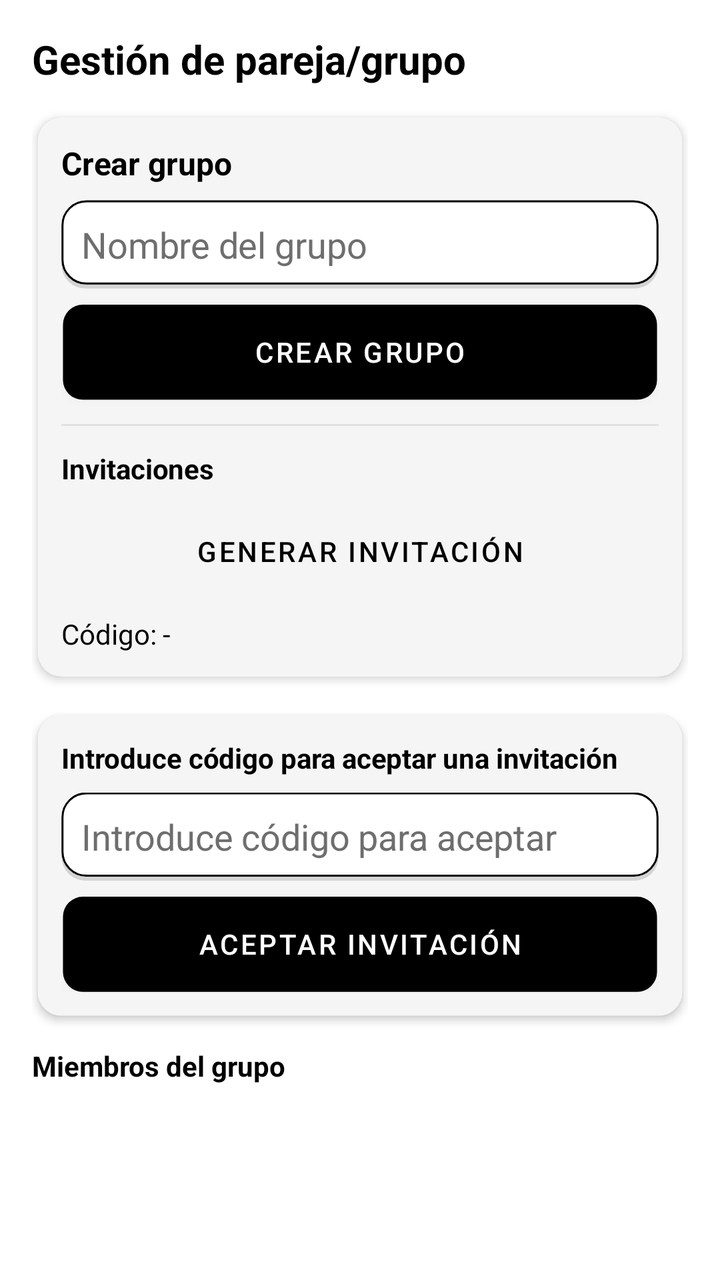
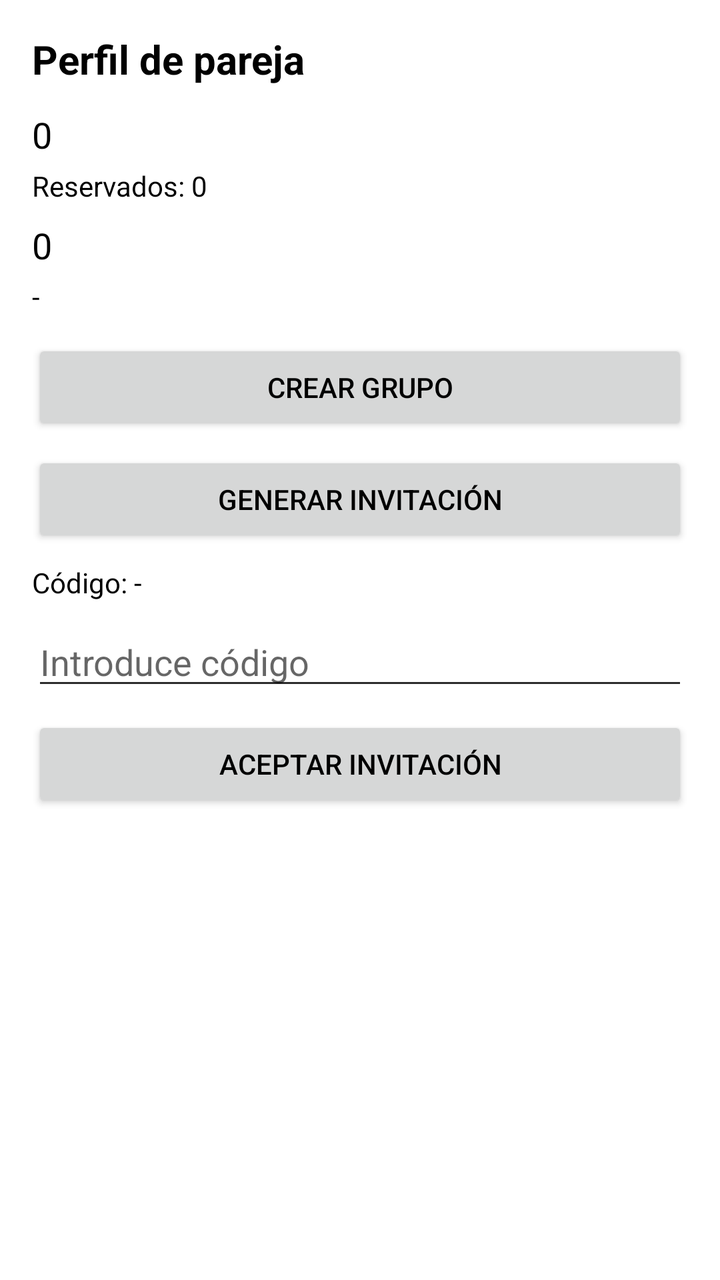

Two renders of the same Android screen: before a commit and after it. Below are the layout's source before the change and the commit's diff.
<!-- AndroidManifest.xml: application theme Theme.TFG -->
<!-- res/layout/fragment_pareja.xml -->
<?xml version="1.0" encoding="utf-8"?>
<androidx.constraintlayout.widget.ConstraintLayout xmlns:android="http://schemas.android.com/apk/res/android"
    xmlns:app="http://schemas.android.com/apk/res-auto"
    android:layout_width="match_parent"
    android:layout_height="match_parent"
    android:padding="16dp"
    android:background="@color/fondo">

    <TextView
        android:id="@+id/tvTituloPareja"
        android:layout_width="0dp"
        android:layout_height="wrap_content"
        android:text="@string/titulo_pareja"
        android:textSize="20sp"
        android:textStyle="bold"
        android:textColor="@color/texto_principal"
        app:layout_constraintTop_toTopOf="parent"
        app:layout_constraintStart_toStartOf="parent"
        app:layout_constraintEnd_toEndOf="parent" />

    
    <androidx.cardview.widget.CardView
        android:id="@+id/cardCrearGrupo"
        android:layout_width="0dp"
        android:layout_height="wrap_content"
        android:layout_marginTop="12dp"
        style="@style/Widget.TFG.Tarjeta"
        app:layout_constraintTop_toBottomOf="@id/tvTituloPareja"
        app:layout_constraintStart_toStartOf="parent"
        app:layout_constraintEnd_toEndOf="parent">

        <LinearLayout
            android:layout_width="match_parent"
            android:layout_height="wrap_content"
            android:orientation="vertical"
            android:padding="12dp">

            <TextView
                android:layout_width="match_parent"
                android:layout_height="wrap_content"
                android:text="@string/crear_grupo"
                android:textStyle="bold"
                android:textColor="@color/texto_principal"
                android:textSize="16sp" />

            <EditText
                android:id="@+id/etNombreGrupo"
                android:layout_width="match_parent"
                android:layout_height="wrap_content"
                android:layout_marginTop="8dp"
                android:hint="@string/nombre_grupo_hint"
                android:background="@drawable/bg_rounded_card"
                android:padding="10dp"
                android:textColor="@color/texto_principal"
                android:textColorHint="@color/texto_secundario"
                android:imeOptions="flagNoExtractUi"
                android:inputType="textPersonName"
                android:autofillHints="name" />

            <Button
                android:id="@+id/btnCrearGrupo"
                android:layout_width="match_parent"
                android:layout_height="wrap_content"
                android:layout_marginTop="8dp"
                style="@style/Widget.TFG.Boton.Relleno"
                android:text="@string/crear_grupo" />

            <View
                android:layout_width="match_parent"
                android:layout_height="1dp"
                android:layout_marginTop="12dp"
                android:background="@color/divider" />

            <TextView
                android:layout_width="match_parent"
                android:layout_height="wrap_content"
                android:text="@string/invitacion_titulo"
                android:textStyle="bold"
                android:textSize="14sp"
                android:layout_marginTop="12dp"
                android:textColor="@color/texto_principal" />

            <Button
                android:id="@+id/btnGenerarInvitacion"
                android:layout_width="match_parent"
                android:layout_height="wrap_content"
                android:layout_marginTop="8dp"
                style="@style/Widget.TFG.Boton.Contorno"
                android:text="@string/generar_invitacion" />

            <TextView
                android:id="@+id/tvCodigo"
                android:layout_width="match_parent"
                android:layout_height="wrap_content"
                android:layout_marginTop="8dp"
                android:text="@string/codigo_placeholder"
                android:textColor="@color/texto_principal" />

        </LinearLayout>
    </androidx.cardview.widget.CardView>

    
    <androidx.cardview.widget.CardView
        android:id="@+id/cardAceptar"
        android:layout_width="0dp"
        android:layout_height="wrap_content"
        android:layout_marginTop="12dp"
        style="@style/Widget.TFG.Tarjeta"
        app:layout_constraintTop_toBottomOf="@id/cardCrearGrupo"
        app:layout_constraintStart_toStartOf="parent"
        app:layout_constraintEnd_toEndOf="parent">

        <LinearLayout
            android:layout_width="match_parent"
            android:layout_height="wrap_content"
            android:orientation="vertical"
            android:padding="12dp">

            <TextView
                android:layout_width="match_parent"
                android:layout_height="wrap_content"
                android:text="@string/aceptar_invitacion_titulo"
                android:textStyle="bold"
                android:textColor="@color/texto_principal" />

            <EditText
                android:id="@+id/etCodigoAceptar"
                android:layout_width="match_parent"
                android:layout_height="wrap_content"
                android:layout_marginTop="8dp"
                android:hint="@string/introduce_codigo"
                android:background="@drawable/bg_rounded_card"
                android:padding="10dp"
                android:textColor="@color/texto_principal"
                android:textColorHint="@color/texto_secundario"
                android:inputType="text"
                android:autofillHints="none"
                android:imeOptions="flagNoExtractUi" />

            <Button
                android:id="@+id/btnAceptarInvitacion"
                android:layout_width="match_parent"
                android:layout_height="wrap_content"
                android:layout_marginTop="8dp"
                style="@style/Widget.TFG.Boton.Relleno"
                android:text="@string/aceptar_invitacion" />

        </LinearLayout>
    </androidx.cardview.widget.CardView>

    
    <TextView
        android:id="@+id/tvMiembrosTitulo"
        android:layout_width="0dp"
        android:layout_height="wrap_content"
        android:text="@string/miembros_del_grupo"
        android:textStyle="bold"
        android:textColor="@color/texto_principal"
        android:layout_marginTop="12dp"
        app:layout_constraintTop_toBottomOf="@id/cardAceptar"
        app:layout_constraintStart_toStartOf="parent"
        app:layout_constraintEnd_toEndOf="parent" />

    <androidx.recyclerview.widget.RecyclerView
        android:id="@+id/rvMiembros"
        android:layout_width="0dp"
        android:layout_height="0dp"
        android:layout_marginTop="8dp"
        app:layout_constraintTop_toBottomOf="@id/tvMiembrosTitulo"
        app:layout_constraintStart_toStartOf="parent"
        app:layout_constraintEnd_toEndOf="parent"
        app:layout_constraintBottom_toTopOf="@id/bottomBar"
        android:clipToPadding="false" />

    
    <androidx.cardview.widget.CardView
        android:id="@+id/bottomBar"
        android:layout_width="0dp"
        android:layout_height="wrap_content"
        android:layout_margin="12dp"
        android:visibility="gone"
        style="@style/Widget.TFG.Tarjeta"
        app:layout_constraintBottom_toBottomOf="parent"
        app:layout_constraintStart_toStartOf="parent"
        app:layout_constraintEnd_toEndOf="parent">

        <LinearLayout
            android:layout_width="match_parent"
            android:layout_height="wrap_content"
            android:orientation="horizontal"
            android:padding="12dp"
            android:gravity="center_vertical"
            android:baselineAligned="false">

            <LinearLayout
                android:layout_width="0dp"
                android:layout_height="wrap_content"
                android:layout_weight="1"
                android:orientation="vertical">

                <LinearLayout
                    android:layout_width="match_parent"
                    android:layout_height="wrap_content"
                    android:orientation="horizontal">

                    <TextView
                        android:id="@+id/tvGroupName"
                        android:layout_width="0dp"
                        android:layout_weight="1"
                        android:layout_height="wrap_content"
                        android:text="@string/nombre_grupo_hint"
                        android:textStyle="bold"
                        android:textSize="16sp"
                        android:textColor="@color/texto_principal" />

                    <Button
                        android:id="@+id/btnEditarNombre"
                        android:layout_width="wrap_content"
                        android:layout_height="wrap_content"
                        style="@style/Widget.TFG.Boton.Contorno"
                        android:text="@string/guardar"
                        android:textSize="12sp" />

                </LinearLayout>

                <TextView
                    android:id="@+id/tvGroupMembers"
                    android:layout_width="wrap_content"
                    android:layout_height="wrap_content"
                    android:text="@string/miembros_del_grupo"
                    android:textSize="14sp"
                    android:textColor="@android:color/darker_gray" />

            </LinearLayout>

            <LinearLayout
                android:layout_width="wrap_content"
                android:layout_height="wrap_content"
                android:orientation="vertical">

                <Button
                    android:id="@+id/btnAbrirGrupo"
                    android:layout_width="wrap_content"
                    android:layout_height="wrap_content"
                    style="@style/Widget.TFG.Boton.Contorno"
                    android:text="@string/abrir"/>

                <Button
                    android:id="@+id/btnSalirGrupo"
                    android:layout_width="wrap_content"
                    android:layout_height="wrap_content"
                    style="@style/Widget.TFG.Boton.Contorno"
                    android:text="@string/salir"
                    android:layout_marginTop="6dp"/>

            </LinearLayout>

        </LinearLayout>

    </androidx.cardview.widget.CardView>

</androidx.constraintlayout.widget.ConstraintLayout>
<!-- resources referenced by this layout -->
<resources>
  <color name="divider">#E0E0E0</color>
  <color name="fondo">#FFFFFF</color>
  <color name="texto_principal">#000000</color>
  <color name="texto_secundario">#6E6E6E</color>
  <string name="abrir">Abrir</string>
  <string name="aceptar_invitacion">Aceptar invitación</string>
  <string name="aceptar_invitacion_titulo">Introduce código para aceptar una invitación</string>
  <string name="codigo_placeholder">Código: -</string>
  <string name="crear_grupo">Crear grupo</string>
  <string name="generar_invitacion">Generar invitación</string>
  <string name="guardar">Guardar</string>
  <string name="introduce_codigo">Introduce código para aceptar</string>
  <string name="invitacion_titulo">Invitaciones</string>
  <string name="miembros_del_grupo">Miembros del grupo</string>
  <string name="nombre_grupo_hint">Nombre del grupo</string>
  <string name="salir">Salir</string>
  <string name="titulo_pareja">Gestión de pareja/grupo</string>
  <style name="Widget.TFG.Boton.Contorno" parent="Widget.MaterialComponents.Button.OutlinedButton">
          <item name="android:background">@drawable/btn_outline_black</item>
          <item name="android:textColor">@color/texto_principal</item>
          <item name="android:paddingLeft">16dp</item>
          <item name="android:paddingRight">16dp</item>
      </style>
  <style name="Widget.TFG.Boton.Relleno" parent="Widget.MaterialComponents.Button">
          <item name="android:background">@drawable/btn_filled_black</item>
          <item name="android:textColor">@color/on_acento</item>
          <item name="android:minHeight">48dp</item>
          <item name="android:stateListAnimator">@animator/btn_state_animator</item>
      </style>
  <style name="Widget.TFG.Tarjeta" parent="Widget.MaterialComponents.CardView">
          <item name="cardCornerRadius">12dp</item>
          <item name="cardUseCompatPadding">true</item>
          <item name="cardPreventCornerOverlap">false</item>
          <item name="cardBackgroundColor">@color/superficie_variant</item>
          <item name="android:stateListAnimator">@animator/btn_state_animator</item>
          <item name="strokeColor">@color/negro</item>
          <item name="strokeWidth">2dp</item>
      </style>
  <style name="Theme.TFG" parent="Tema.TFG.Moderno" />
  <color name="superficie">#FFFFFF</color>
  <color name="negro">#000000</color>
  <!-- drawable btn_outline_black (drawable) -->
  <?xml version="1.0" encoding="utf-8"?>
  <selector xmlns:android="http://schemas.android.com/apk/res/android">
      <item android:state_enabled="false">
          <shape android:shape="rectangle">
              <solid android:color="@color/superficie_variant" />
              <corners android:radius="10dp" />
              <stroke android:width="1dp" android:color="@color/gris_claro" />
          </shape>
      </item>
      <item>
          <shape android:shape="rectangle">
              <solid android:color="@android:color/transparent" />
              <corners android:radius="10dp" />
              <stroke android:width="2dp" android:color="@color/negro" />
          </shape>
      </item>
  </selector>
  <!-- drawable btn_filled_black (drawable) -->
  <?xml version="1.0" encoding="utf-8"?>
  <layer-list xmlns:android="http://schemas.android.com/apk/res/android">
      
      <item android:top="2dp" android:left="0dp" android:right="0dp" android:bottom="0dp">
          <shape android:shape="rectangle">
              <solid android:color="#22000000" />
              <corners android:radius="10dp" />
          </shape>
      </item>
      
      <item>
          <shape android:shape="rectangle">
              <solid android:color="@color/primario" />
              <corners android:radius="10dp" />
              <padding android:left="12dp" android:top="8dp" android:right="12dp" android:bottom="8dp" />
          </shape>
      </item>
  </layer-list>
  <color name="on_acento">#FFFFFF</color>
  <color name="superficie_variant">#F5F5F5</color>
  <color name="gris_claro">#BDBDBD</color>
  <color name="primario">#000000</color>
  <color name="white">#FFFFFF</color>
  <!-- unchanged entries left out for length: 5 -->
</resources>

<!-- the commit's change to res/layout/fragment_pareja.xml (unified diff, before → after) -->
@@ -1,262 +1,156 @@
 <?xml version="1.0" encoding="utf-8"?>
-<androidx.constraintlayout.widget.ConstraintLayout xmlns:android="http://schemas.android.com/apk/res/android"
-    xmlns:app="http://schemas.android.com/apk/res-auto"
+<ScrollView xmlns:android="http://schemas.android.com/apk/res/android"
     android:layout_width="match_parent"
     android:layout_height="match_parent"
-    android:padding="16dp"
-    android:background="@color/fondo">
+    android:fillViewport="true"
+    android:background="@android:color/white">
 
-    <TextView
-        android:id="@+id/tvTituloPareja"
-        android:layout_width="0dp"
+    <LinearLayout
+        android:layout_width="match_parent"
         android:layout_height="wrap_content"
-        android:text="@string/titulo_pareja"
-        android:textSize="20sp"
-        android:textStyle="bold"
-        android:textColor="@color/texto_principal"
-        app:layout_constraintTop_toTopOf="parent"
-        app:layout_constraintStart_toStartOf="parent"
-        app:layout_constraintEnd_toEndOf="parent" />
+        android:orientation="vertical"
+        android:padding="16dp">
 
-    
-    <androidx.cardview.widget.CardView
-        android:id="@+id/cardCrearGrupo"
-        android:layout_width="0dp"
-        android:layout_height="wrap_content"
-        android:layout_marginTop="12dp"
-        style="@style/Widget.TFG.Tarjeta"
-        app:layout_constraintTop_toBottomOf="@id/tvTituloPareja"
-        app:layout_constraintStart_toStartOf="parent"
-        app:layout_constraintEnd_toEndOf="parent">
-
-        <LinearLayout
+        <TextView
+            android:id="@+id/tvTituloPareja"
             android:layout_width="match_parent"
             android:layout_height="wrap_content"
-            android:orientation="vertical"
-            android:padding="12dp">
+            android:text="Perfil de pareja"
+            android:textSize="20sp"
+            android:textStyle="bold"
+            android:layout_marginBottom="12dp" />
 
-            <TextView
-                android:layout_width="match_parent"
-                android:layout_height="wrap_content"
-                android:text="@string/crear_grupo"
-                android:textStyle="bold"
-                android:textColor="@color/texto_principal"
-                android:textSize="16sp" />
+        <TextView
+            android:id="@+id/tvTusPuntos"
+            android:layout_width="wrap_content"
+            android:layout_height="wrap_content"
+            android:text="0"
+            android:textSize="18sp"
+            android:layout_marginBottom="4dp" />
 
-            <EditText
-                android:id="@+id/etNombreGrupo"
-                android:layout_width="match_parent"
-                android:layout_height="wrap_content"
-                android:layout_marginTop="8dp"
-                android:hint="@string/nombre_grupo_hint"
-                android:background="@drawable/bg_rounded_card"
-                android:padding="10dp"
-                android:textColor="@color/texto_principal"
-                android:textColorHint="@color/texto_secundario"
-                android:imeOptions="flagNoExtractUi"
-                android:inputType="textPersonName"
-                android:autofillHints="name" />
+        <TextView
+            android:id="@+id/tvPuntosReservados"
+            android:layout_width="wrap_content"
+            android:layout_height="wrap_content"
+            android:text="Reservados: 0"
+            android:layout_marginBottom="8dp" />
 
-            <Button
-                android:id="@+id/btnCrearGrupo"
-                android:layout_width="match_parent"
-                android:layout_height="wrap_content"
-                android:layout_marginTop="8dp"
-                style="@style/Widget.TFG.Boton.Relleno"
-                android:text="@string/crear_grupo" />
+        <TextView
+            android:id="@+id/tvPuntosCompanero"
+            android:layout_width="wrap_content"
+            android:layout_height="wrap_content"
+            android:text="0"
+            android:textSize="18sp"
+            android:layout_marginBottom="4dp" />
 
-            <View
-                android:layout_width="match_parent"
-                android:layout_height="1dp"
-                android:layout_marginTop="12dp"
-                android:background="@color/divider" />
+        <TextView
+            android:id="@+id/tvNombreGrupoSmall"
+            android:layout_width="wrap_content"
+            android:layout_height="wrap_content"
+            android:text="-"
+            android:layout_marginBottom="12dp" />
 
-            <TextView
-                android:layout_width="match_parent"
-                android:layout_height="wrap_content"
-                android:text="@string/invitacion_titulo"
-                android:textStyle="bold"
-                android:textSize="14sp"
-                android:layout_marginTop="12dp"
-                android:textColor="@color/texto_principal" />
-
-            <Button
-                android:id="@+id/btnGenerarInvitacion"
-                android:layout_width="match_parent"
-                android:layout_height="wrap_content"
-                android:layout_marginTop="8dp"
-                style="@style/Widget.TFG.Boton.Contorno"
-                android:text="@string/generar_invitacion" />
-
-            <TextView
-                android:id="@+id/tvCodigo"
-                android:layout_width="match_parent"
-                android:layout_height="wrap_content"
-                android:layout_marginTop="8dp"
-                android:text="@string/codigo_placeholder"
-                android:textColor="@color/texto_principal" />
-
-        </LinearLayout>
-    </androidx.cardview.widget.CardView>
-
-    
-    <androidx.cardview.widget.CardView
-        android:id="@+id/cardAceptar"
-        android:layout_width="0dp"
-        android:layout_height="wrap_content"
-        android:layout_marginTop="12dp"
-        style="@style/Widget.TFG.Tarjeta"
-        app:layout_constraintTop_toBottomOf="@id/cardCrearGrupo"
-        app:layout_constraintStart_toStartOf="parent"
-        app:layout_constraintEnd_toEndOf="parent">
-
-        <LinearLayout
+        <Button
+            android:id="@+id/btnCrearGrupo"
             android:layout_width="match_parent"
             android:layout_height="wrap_content"
-            android:orientation="vertical"
-            android:padding="12dp">
+            android:text="Crear grupo"
+            android:layout_marginBottom="8dp" />
 
-            <TextView
-                android:layout_width="match_parent"
-                android:layout_height="wrap_content"
-                android:text="@string/aceptar_invitacion_titulo"
-                android:textStyle="bold"
-                android:textColor="@color/texto_principal" />
-
-            <EditText
-                android:id="@+id/etCodigoAceptar"
-                android:layout_width="match_parent"
-                android:layout_height="wrap_content"
-                android:layout_marginTop="8dp"
-                android:hint="@string/introduce_codigo"
-                android:background="@drawable/bg_rounded_card"
-                android:padding="10dp"
-                android:textColor="@color/texto_principal"
-                android:textColorHint="@color/texto_secundario"
-                android:inputType="text"
-                android:autofillHints="none"
-                android:imeOptions="flagNoExtractUi" />
-
-            <Button
-                android:id="@+id/btnAceptarInvitacion"
-                android:layout_width="match_parent"
-                android:layout_height="wrap_content"
-                android:layout_marginTop="8dp"
-                style="@style/Widget.TFG.Boton.Relleno"
-                android:text="@string/aceptar_invitacion" />
-
-        </LinearLayout>
-    </androidx.cardview.widget.CardView>
-
-    
-    <TextView
-        android:id="@+id/tvMiembrosTitulo"
-        android:layout_width="0dp"
-        android:layout_height="wrap_content"
-        android:text="@string/miembros_del_grupo"
-        android:textStyle="bold"
-        android:textColor="@color/texto_principal"
-        android:layout_marginTop="12dp"
-        app:layout_constraintTop_toBottomOf="@id/cardAceptar"
-        app:layout_constraintStart_toStartOf="parent"
-        app:layout_constraintEnd_toEndOf="parent" />
-
-    <androidx.recyclerview.widget.RecyclerView
-        android:id="@+id/rvMiembros"
-        android:layout_width="0dp"
-        android:layout_height="0dp"
-        android:layout_marginTop="8dp"
-        app:layout_constraintTop_toBottomOf="@id/tvMiembrosTitulo"
-        app:layout_constraintStart_toStartOf="parent"
-        app:layout_constraintEnd_toEndOf="parent"
-        app:layout_constraintBottom_toTopOf="@id/bottomBar"
-        android:clipToPadding="false" />
-
-    
-    <androidx.cardview.widget.CardView
-        android:id="@+id/bottomBar"
-        android:layout_width="0dp"
-        android:layout_height="wrap_content"
-        android:layout_margin="12dp"
-        android:visibility="gone"
-        style="@style/Widget.TFG.Tarjeta"
-        app:layout_constraintBottom_toBottomOf="parent"
-        app:layout_constraintStart_toStartOf="parent"
-        app:layout_constraintEnd_toEndOf="parent">
-
-        <LinearLayout
+        <Button
+            android:id="@+id/btnGenerarInvitacion"
             android:layout_width="match_parent"
             android:layout_height="wrap_content"
-            android:orientation="horizontal"
-            android:padding="12dp"
-            android:gravity="center_vertical"
-            android:baselineAligned="false">
+            android:text="Generar invitación"
+            android:layout_marginBottom="8dp" />
 
-            <LinearLayout
-                android:layout_width="0dp"
-                android:layout_height="wrap_content"
-                android:layout_weight="1"
-                android:orientation="vertical">
+        <TextView
+            android:id="@+id/tvCodigo"
+            android:layout_width="match_parent"
+            android:layout_height="wrap_content"
+            android:text="Código: -"
+            android:layout_marginBottom="8dp" />
 
-                <LinearLayout
-                    android:layout_width="match_parent"
-                    android:layout_height="wrap_content"
-                    android:orientation="horizontal">
+        <EditText
+            android:id="@+id/etCodigoAceptar"
+            android:layout_width="match_parent"
+            android:layout_height="wrap_content"
+            android:hint="Introduce código"
+            android:layout_marginBottom="8dp" />
 
-                    <TextView
-                        android:id="@+id/tvGroupName"
-                        android:layout_width="0dp"
-                        android:layout_weight="1"
-                        android:layout_height="wrap_content"
-                        android:text="@string/nombre_grupo_hint"
-                        android:textStyle="bold"
-                        android:textSize="16sp"
-                        android:textColor="@color/texto_principal" />
+        <Button
+            android:id="@+id/btnAceptarInvitacion"
+            android:layout_width="match_parent"
+            android:layout_height="wrap_content"
+            android:text="Aceptar invitación"
+            android:layout_marginBottom="12dp" />
 
-                    <Button
-                        android:id="@+id/btnEditarNombre"
-                        android:layout_width="wrap_content"
-                        android:layout_height="wrap_content"
-                        style="@style/Widget.TFG.Boton.Contorno"
-                        android:text="@string/guardar"
-                        android:textSize="12sp" />
+        <Button
+            android:id="@+id/btnSalirGrupoTop"
+            android:layout_width="match_parent"
+            android:layout_height="wrap_content"
+            android:text="Salir"
+            android:visibility="gone"
+            android:layout_marginBottom="12dp" />
 
-                </LinearLayout>
+        <TextView
+            android:id="@+id/tvGroupName"
+            android:layout_width="match_parent"
+            android:layout_height="wrap_content"
+            android:text="Nombre del grupo"
+            android:textStyle="bold"
+            android:visibility="gone"
+            android:layout_marginBottom="4dp" />
 
-                <TextView
-                    android:id="@+id/tvGroupMembers"
-                    android:layout_width="wrap_content"
-                    android:layout_height="wrap_content"
-                    android:text="@string/miembros_del_grupo"
-                    android:textSize="14sp"
-                    android:textColor="@android:color/darker_gray" />
+        <TextView
+            android:id="@+id/tvGroupMembers"
+            android:layout_width="match_parent"
+            android:layout_height="wrap_content"
+            android:text="Miembros: 0"
+            android:visibility="gone"
+            android:layout_marginBottom="8dp" />
 
-            </LinearLayout>
+        <Button
+            android:id="@+id/btnAbrirGrupo"
+            android:layout_width="match_parent"
+            android:layout_height="wrap_content"
+            android:text="Abrir"
+            android:visibility="gone"
+            android:layout_marginBottom="8dp" />
 
-            <LinearLayout
-                android:layout_width="wrap_content"
-                android:layout_height="wrap_content"
-                android:orientation="vertical">
+        <Button
+            android:id="@+id/btnEditarNombre"
+            android:layout_width="match_parent"
+            android:layout_height="wrap_content"
+            android:text="Guardar"
+            android:visibility="gone"
+            android:layout_marginBottom="12dp" />
 
-                <Button
-                    android:id="@+id/btnAbrirGrupo"
-                    android:layout_width="wrap_content"
-                    android:layout_height="wrap_content"
-                    style="@style/Widget.TFG.Boton.Contorno"
-                    android:text="@string/abrir"/>
+        <TextView
+            android:id="@+id/tvMiembrosTitulo"
+            android:layout_width="match_parent"
+            android:layout_height="wrap_content"
+            android:text="Miembros del grupo"
+            android:visibility="gone"
+            android:layout_marginBottom="8dp" />
 
-                <Button
-                    android:id="@+id/btnSalirGrupo"
-                    android:layout_width="wrap_content"
-                    android:layout_height="wrap_content"
-                    style="@style/Widget.TFG.Boton.Contorno"
-                    android:text="@string/salir"
-                    android:layout_marginTop="6dp"/>
+        <androidx.recyclerview.widget.RecyclerView
+            android:id="@+id/rvMiembros"
+            android:layout_width="match_parent"
+            android:layout_height="wrap_content"
+            android:visibility="gone" />
 
-            </LinearLayout>
+        <FrameLayout
+            android:id="@+id/bottomContainer"
+            android:layout_width="match_parent"
+            android:layout_height="0dp"
+            android:visibility="gone" />
 
-        </LinearLayout>
+        <androidx.cardview.widget.CardView
+            android:id="@+id/bottomBar"
+            android:layout_width="match_parent"
+            android:layout_height="0dp"
+            android:visibility="gone" />
 
-    </androidx.cardview.widget.CardView>
-
-</androidx.constraintlayout.widget.ConstraintLayout>
+    </LinearLayout>
+</ScrollView>
<!-- resource entries referenced after the edit -->
@@ -1,39 +1,13 @@
 <!-- resources referenced by this layout -->
 <resources>
-  <color name="divider">#E0E0E0</color>
   <color name="fondo">#FFFFFF</color>
   <color name="texto_principal">#000000</color>
-  <color name="texto_secundario">#6E6E6E</color>
-  <string name="abrir">Abrir</string>
-  <string name="aceptar_invitacion">Aceptar invitación</string>
-  <string name="aceptar_invitacion_titulo">Introduce código para aceptar una invitación</string>
-  <string name="codigo_placeholder">Código: -</string>
-  <string name="crear_grupo">Crear grupo</string>
-  <string name="generar_invitacion">Generar invitación</string>
-  <string name="guardar">Guardar</string>
-  <string name="introduce_codigo">Introduce código para aceptar</string>
-  <string name="invitacion_titulo">Invitaciones</string>
-  <string name="miembros_del_grupo">Miembros del grupo</string>
-  <string name="nombre_grupo_hint">Nombre del grupo</string>
-  <string name="salir">Salir</string>
-  <string name="titulo_pareja">Gestión de pareja/grupo</string>
-  <style name="Widget.TFG.Boton.Contorno" parent="Widget.MaterialComponents.Button.OutlinedButton">
-          <item name="android:background">@drawable/btn_outline_black</item>
-          <item name="android:textColor">@color/texto_principal</item>
-          <item name="android:paddingLeft">16dp</item>
-          <item name="android:paddingRight">16dp</item>
-      </style>
-  <style name="Widget.TFG.Boton.Relleno" parent="Widget.MaterialComponents.Button">
-          <item name="android:background">@drawable/btn_filled_black</item>
-          <item name="android:textColor">@color/on_acento</item>
-          <item name="android:minHeight">48dp</item>
-          <item name="android:stateListAnimator">@animator/btn_state_animator</item>
-      </style>
+  <color name="texto_secundario">#2D2D2D</color>
   <style name="Widget.TFG.Tarjeta" parent="Widget.MaterialComponents.CardView">
           <item name="cardCornerRadius">12dp</item>
           <item name="cardUseCompatPadding">true</item>
           <item name="cardPreventCornerOverlap">false</item>
-          <item name="cardBackgroundColor">@color/superficie_variant</item>
+          <item name="cardBackgroundColor">@color/gris_claro</item>
           <item name="android:stateListAnimator">@animator/btn_state_animator</item>
           <item name="strokeColor">@color/negro</item>
           <item name="strokeWidth">2dp</item>
@@ -41,45 +15,7 @@
   <style name="Theme.TFG" parent="Tema.TFG.Moderno" />
   <color name="superficie">#FFFFFF</color>
   <color name="negro">#000000</color>
-  <!-- drawable btn_outline_black (drawable) -->
-  <?xml version="1.0" encoding="utf-8"?>
-  <selector xmlns:android="http://schemas.android.com/apk/res/android">
-      <item android:state_enabled="false">
-          <shape android:shape="rectangle">
-              <solid android:color="@color/superficie_variant" />
-              <corners android:radius="10dp" />
-              <stroke android:width="1dp" android:color="@color/gris_claro" />
-          </shape>
-      </item>
-      <item>
-          <shape android:shape="rectangle">
-              <solid android:color="@android:color/transparent" />
-              <corners android:radius="10dp" />
-              <stroke android:width="2dp" android:color="@color/negro" />
-          </shape>
-      </item>
-  </selector>
-  <!-- drawable btn_filled_black (drawable) -->
-  <?xml version="1.0" encoding="utf-8"?>
-  <layer-list xmlns:android="http://schemas.android.com/apk/res/android">
-      
-      <item android:top="2dp" android:left="0dp" android:right="0dp" android:bottom="0dp">
-          <shape android:shape="rectangle">
-              <solid android:color="#22000000" />
-              <corners android:radius="10dp" />
-          </shape>
-      </item>
-      
-      <item>
-          <shape android:shape="rectangle">
-              <solid android:color="@color/primario" />
-              <corners android:radius="10dp" />
-              <padding android:left="12dp" android:top="8dp" android:right="12dp" android:bottom="8dp" />
-          </shape>
-      </item>
-  </layer-list>
   <color name="on_acento">#FFFFFF</color>
-  <color name="superficie_variant">#F5F5F5</color>
   <color name="gris_claro">#BDBDBD</color>
   <color name="primario">#000000</color>
   <color name="white">#FFFFFF</color>
